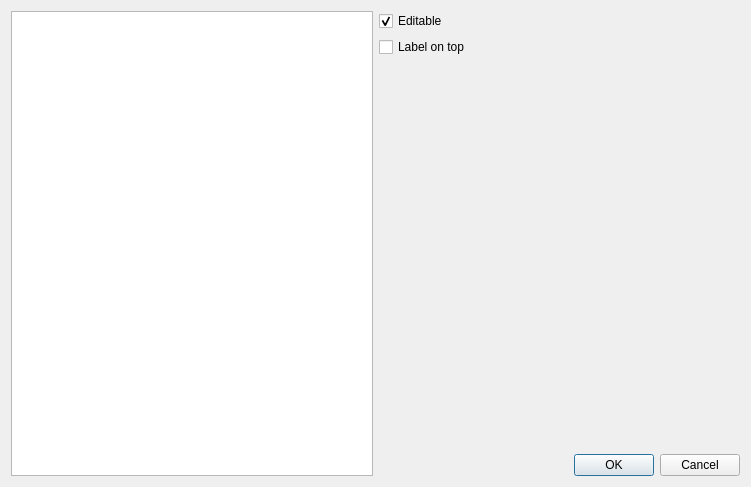
This is SWGIS-DLLSrc/SWGIS-App/swgisattributetypeedit.ui in LZS1991/SWGIS as Qt 5 draws it before an edit. The edited form follows.
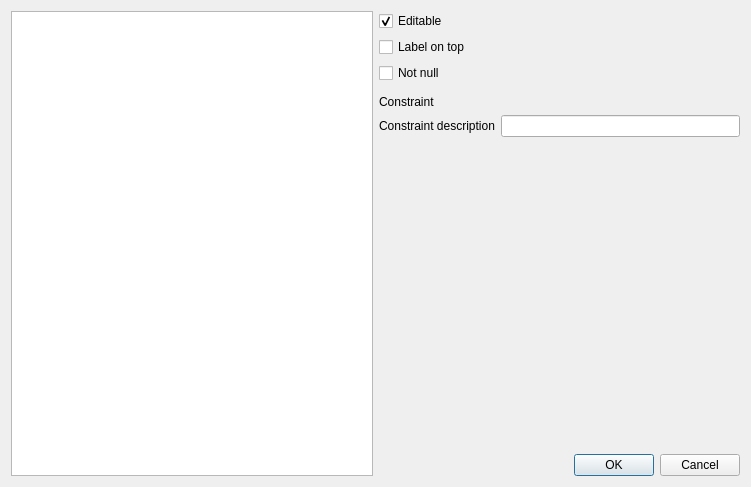
This is the edited form. Custom widgets are drawn as their Qt base class.

```diff
--- a/SWGIS-DLLSrc/SWGIS-App/swgisattributetypeedit.ui
+++ b/SWGIS-DLLSrc/SWGIS-App/swgisattributetypeedit.ui
@@ -14,19 +14,6 @@
    <string>Edit Widget Properties</string>
   </property>
   <layout class="QGridLayout" name="gridLayout">
-   <item row="6" column="1">
-    <widget class="QDialogButtonBox" name="buttonBox">
-     <property name="orientation">
-      <enum>Qt::Horizontal</enum>
-     </property>
-     <property name="standardButtons">
-      <set>QDialogButtonBox::Cancel|QDialogButtonBox::Ok</set>
-     </property>
-    </widget>
-   </item>
-   <item row="2" column="1">
-    <widget class="QStackedWidget" name="stackedWidget"/>
-   </item>
    <item row="0" column="1">
     <widget class="QCheckBox" name="isFieldEditableCheckBox">
      <property name="text">
@@ -47,11 +34,73 @@
      </property>
     </widget>
    </item>
-   <item row="0" column="0" rowspan="7">
+   <item row="0" column="0" rowspan="11">
     <widget class="QListWidget" name="selectionListWidget"/>
    </item>
+   <item row="10" column="1">
+    <widget class="QDialogButtonBox" name="buttonBox">
+     <property name="orientation">
+      <enum>Qt::Horizontal</enum>
+     </property>
+     <property name="standardButtons">
+      <set>QDialogButtonBox::Cancel|QDialogButtonBox::Ok</set>
+     </property>
+    </widget>
+   </item>
+   <item row="6" column="1">
+    <widget class="QStackedWidget" name="stackedWidget"/>
+   </item>
+   <item row="2" column="1">
+    <widget class="QCheckBox" name="notNullCheckBox">
+     <property name="text">
+      <string>Not null</string>
+     </property>
+    </widget>
+   </item>
+   <item row="4" column="1">
+    <layout class="QHBoxLayout" name="horizontalLayout_2">
+     <property name="topMargin">
+      <number>0</number>
+     </property>
+     <item>
+      <widget class="QLabel" name="label">
+       <property name="text">
+        <string>Constraint</string>
+       </property>
+      </widget>
+     </item>
+     <item>
+      <widget class="QgsFieldExpressionWidget" name="constraintExpression" native="true"/>
+     </item>
+    </layout>
+   </item>
+   <item row="5" column="1">
+    <layout class="QHBoxLayout" name="horizontalLayout">
+     <property name="bottomMargin">
+      <number>0</number>
+     </property>
+     <item>
+      <widget class="QLabel" name="label_2">
+       <property name="text">
+        <string>Constraint description</string>
+       </property>
+      </widget>
+     </item>
+     <item>
+      <widget class="QLineEdit" name="constraintExpressionDescription"/>
+     </item>
+    </layout>
+   </item>
   </layout>
  </widget>
+ <customwidgets>
+  <customwidget>
+   <class>QgsFieldExpressionWidget</class>
+   <extends>QWidget</extends>
+   <header>qgsfieldexpressionwidget.h</header>
+   <container>1</container>
+  </customwidget>
+ </customwidgets>
  <tabstops>
   <tabstop>selectionListWidget</tabstop>
   <tabstop>isFieldEditableCheckBox</tabstop>
```
